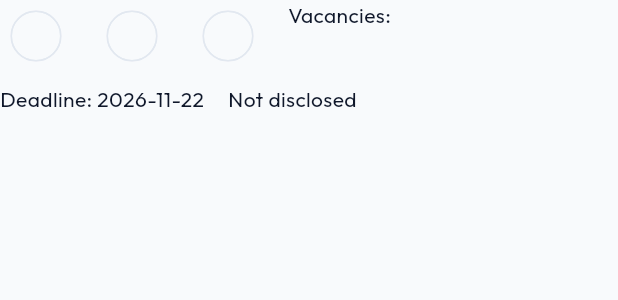
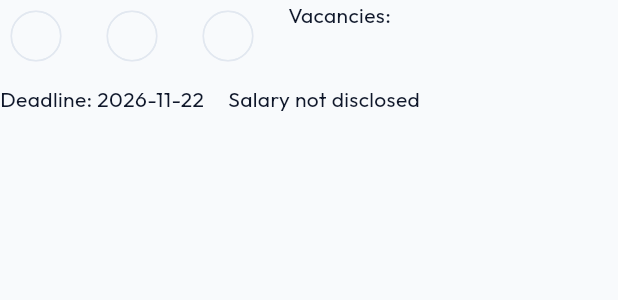
Before and after one commit to CHTHEE/jobmate, a Flutter app: the JobFacts widget shown alone on an empty page, opened directly with empty values, on a phone screen of 412 x 824 dp. Shown: the top 300 px of the screen. Run offline on Flutter 3.47's test engine with Material 3 defaults, Android fonts, the phone set to English and light mode, and no system bars; our stand-ins replace flutter_dotenv, geolocator, go_router, image_picker, supabase_flutter; missing offline and left inert: dart:js_interop, file_selector, maplibre_gl; accounts and stored records are empty; network calls fail.

Commit message:
Polish salary formatting RM  and salary visibility wording

```diff
--- a/lib/features/applications/job_details_page.dart
+++ b/lib/features/applications/job_details_page.dart
@@ -26,12 +26,11 @@ class JobFacts extends StatelessWidget {
         Chip(label: Text(jobLabel(job.text(key)))),
       Text('Vacancies: ${job.text('vacancies')}'),
       Text('Deadline: ${jobDate(job.fields['application_deadline'])}'),
-      if (job.fields['salary_visible'] == true &&
-          job.fields['salary_min'] != null &&
-          job.fields['salary_max'] != null)
-        Text('Salary: ${jobSalary(job.fields)}')
+      if (marketplaceSalary(job) case final salary
+          when salary != salaryNotDisclosed)
+        Text('Salary: $salary')
       else
-        const Text('Not disclosed'),
+        const Text(salaryNotDisclosed),
     ],
   );
 }
--- a/lib/features/applications/job_marketplace_format.dart
+++ b/lib/features/applications/job_marketplace_format.dart
@@ -21,16 +21,16 @@ String marketplaceDate(Object? value) {
   return '${date.day} ${months[date.month - 1]} ${date.year}';
 }
 
+const salaryNotDisclosed = 'Salary not disclosed';
+
 String marketplaceSalary(BrowseJob job) {
-  if (job.fields['salary_visible'] != true ||
-      job.fields['salary_min'] == null ||
-      job.fields['salary_max'] == null) {
-    return 'Not disclosed';
+  if (job.fields['salary_visible'] != true) return salaryNotDisclosed;
+  final min = num.tryParse('${job.fields['salary_min']}');
+  final max = num.tryParse('${job.fields['salary_max']}');
+  if (min == null || max == null || !min.isFinite || !max.isFinite) {
+    return salaryNotDisclosed;
   }
-  String amount(Object value) {
-    final raw = '$value';
-    final number = num.tryParse(raw);
-    if (number == null || !number.isFinite) return raw;
+  String amount(num number) {
     final parts =
         (number == number.roundToDouble()
                 ? number.toInt().toString()
@@ -50,5 +50,6 @@ String marketplaceSalary(BrowseJob job) {
     'yearly' => 'year',
     final value => value,
   };
-  return '${amount(job.fields['salary_min'])}–${amount(job.fields['salary_max'])}${period.isEmpty ? '' : ' / $period'}';
+  final range = min == max ? amount(min) : '${amount(min)}–${amount(max)}';
+  return 'RM $range${period.isEmpty ? '' : ' / $period'}';
 }
--- a/lib/features/jobs/job_display.dart
+++ b/lib/features/jobs/job_display.dart
@@ -36,9 +36,6 @@ String jobDate(Object? value) {
   return '${date.year}-${date.month.toString().padLeft(2, '0')}-${date.day.toString().padLeft(2, '0')}';
 }
 
-String jobSalary(Map<String, dynamic> job) =>
-    '${job['salary_min'] ?? 'Not specified'} – ${job['salary_max'] ?? 'Not specified'} / ${jobLabel('${job['salary_period'] ?? ''}')}';
-
 const jobExamples = {
   'title': 'e.g. Part-Time Retail Assistant',
   'department': 'e.g. Retail Operations',
--- a/lib/features/jobs/job_form_page.dart
+++ b/lib/features/jobs/job_form_page.dart
@@ -530,9 +530,11 @@ class JobFormPageState extends State<JobFormPage> {
       'role_overview',
       ...jobBulletFields,
     ].contains(key);
-    final label = key == 'location'
-        ? (_remote ? 'Work Region' : 'Workplace Address')
-        : jobLabel(key);
+    final label = switch (key) {
+      'location' => _remote ? 'Work Region' : 'Workplace Address',
+      'salary_min' || 'salary_max' => '${jobLabel(key)} (RM)',
+      _ => jobLabel(key),
+    };
     return JobLabeledField(
       label: requiredLabel(label),
       action: key == 'original_description'
@@ -970,7 +972,9 @@ class JobFormPageState extends State<JobFormPage> {
                                     borderRadius: BorderRadius.circular(8),
                                   ),
                                   child: Text(
-                                    'Salary preview: ${marketplaceSalary(BrowseJob(values(), company: ''))}',
+                                    salaryVisible
+                                        ? 'Salary preview: ${marketplaceSalary(BrowseJob(values(), company: ''))}'
+                                        : 'Salary preview: Hidden from job seekers',
                                     style: const TextStyle(
                                       color: JobMateTheme.darkTeal,
                                       fontWeight: FontWeight.w600,
```
Also changed, not shown: 6 other files.
